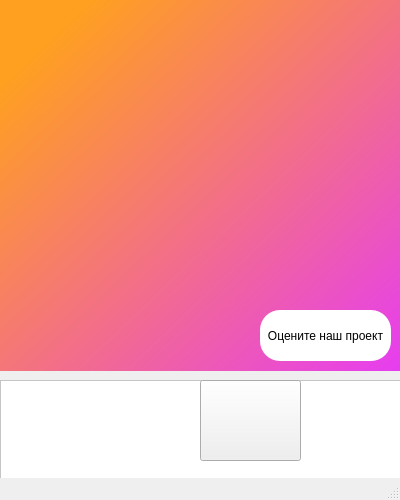
Qt form maindesugn.ui (TimofeySar/project_1505) before a commit.
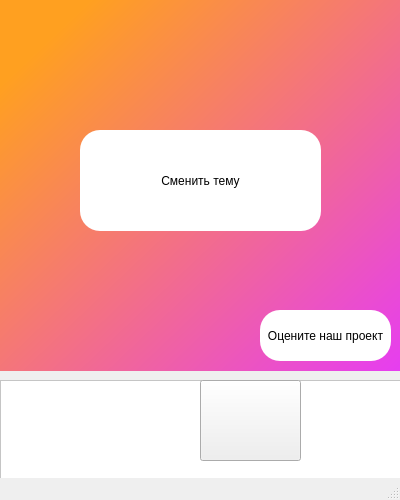
The same form after that commit. The open tabs and pages were chosen to show the change. Icons and pictures are not drawn.

What changed in the file:
```diff
--- a/maindesugn.ui
+++ b/maindesugn.ui
@@ -387,6 +387,29 @@
        <string>Оцените наш проект</string>
       </property>
      </widget>
+     <widget class="QPushButton" name="pushButton">
+      <property name="geometry">
+       <rect>
+        <x>80</x>
+        <y>140</y>
+        <width>241</width>
+        <height>101</height>
+       </rect>
+      </property>
+      <property name="styleSheet">
+       <string notr="true">background-color: rgb(255, 255, 255);
+border-radius: 20px;  </string>
+      </property>
+      <property name="text">
+       <string notr="true">Сменить тему</string>
+      </property>
+      <property name="iconSize">
+       <size>
+        <width>100</width>
+        <height>100</height>
+       </size>
+      </property>
+     </widget>
     </widget>
    </widget>
    <widget class="QPushButton" name="lupabutton">
```
Left out of the diff: 2 changed lines with no effect on the pictures.
